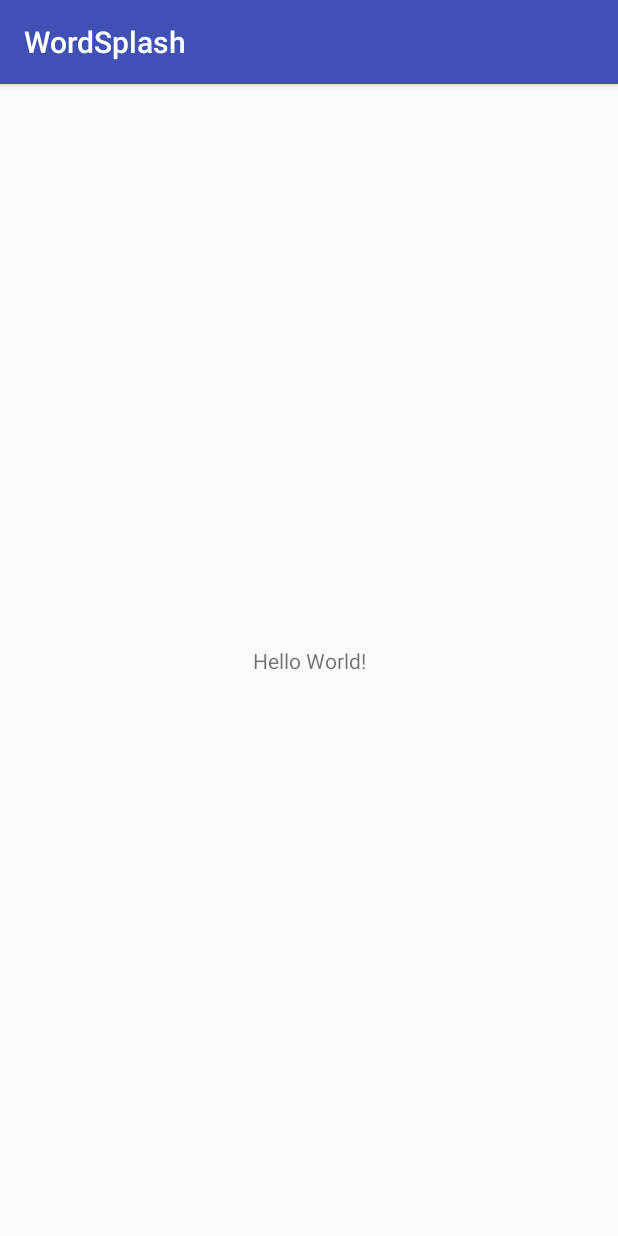
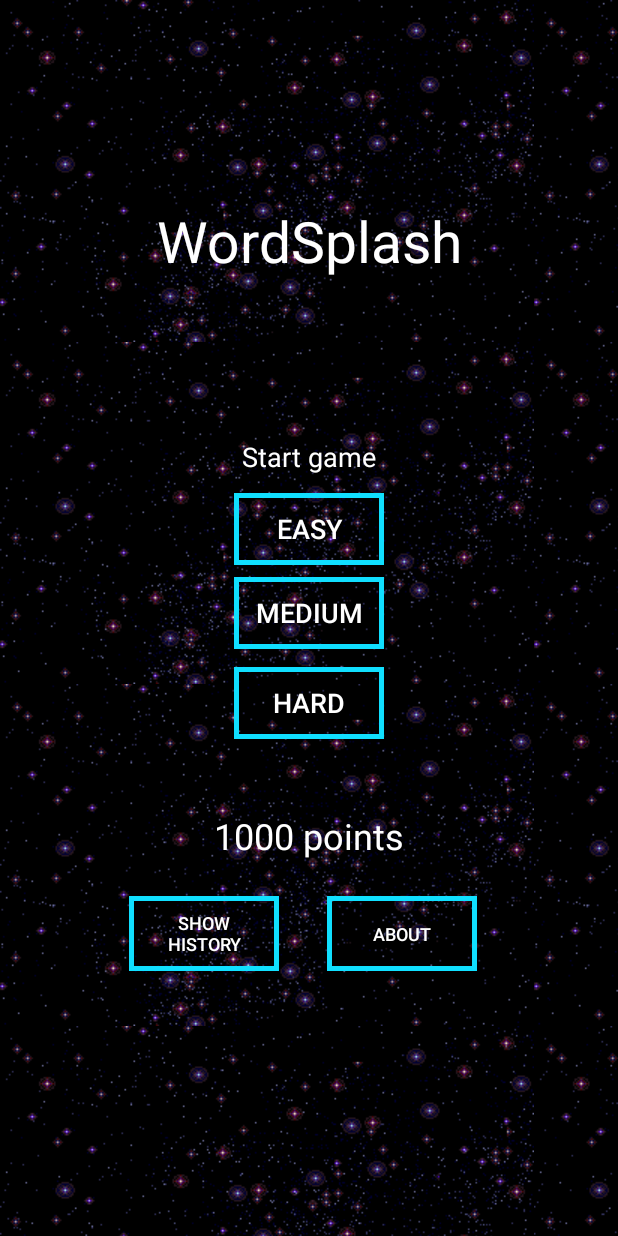
Before and after one commit to divizdev/WordSplash, an Android app: the screen it shows after launch (MainActivity), on a phone screen of 412 x 824 dp. Run offline under Robolectric (Android 15) with nearby library versions, the phone set to English and light mode, and no system bars.

Commit message:
Added menu

```diff
--- a/app/build.gradle
+++ b/app/build.gradle
@@ -25,4 +25,5 @@ dependencies {
     testImplementation 'junit:junit:4.12'
     androidTestImplementation 'com.android.support.test:runner:1.0.2'
     androidTestImplementation 'com.android.support.test.espresso:espresso-core:3.0.2'
+    implementation 'com.android.support:design:27.1.1'
 }
--- a/app/src/main/java/com/worksplash/akscorp/wordsplash/MainActivity.java
+++ b/app/src/main/java/com/worksplash/akscorp/wordsplash/MainActivity.java
@@ -8,6 +8,6 @@ public class MainActivity extends AppCompatActivity {
     @Override
     protected void onCreate(Bundle savedInstanceState) {
         super.onCreate(savedInstanceState);
-        setContentView(R.layout.activity_main);
+        setContentView(R.layout.menu);
     }
 }
--- /dev/null
+++ b/app/src/main/res/drawable/btn_border.xml
@@ -0,0 +1,15 @@
+<?xml version="1.0" encoding="utf-8"?>
+
+<selector xmlns:android="http://schemas.android.com/apk/res/android">
+    <item android:state_pressed="true">
+        <shape android:shape="rectangle">
+            <solid android:color="@color/prim" />
+        </shape>
+    </item>
+    <item>
+        <shape android:shape="rectangle">
+            <solid android:color="@android:color/transparent" />
+            <stroke android:width="5px" android:color="@color/prim" />
+        </shape>
+    </item>
+</selector>
--- /dev/null
+++ b/app/src/main/res/drawable/space.xml
@@ -0,0 +1,4 @@
+<?xml version="1.0" encoding="utf-8"?>
+<bitmap xmlns:android="http://schemas.android.com/apk/res/android"
+    android:src="@drawable/space_gif"
+    android:tileMode="repeat" />
--- a/app/src/main/res/layout/activity_main.xml
+++ /dev/null
@@ -1,18 +0,0 @@
-<?xml version="1.0" encoding="utf-8"?>
-<android.support.constraint.ConstraintLayout xmlns:android="http://schemas.android.com/apk/res/android"
-    xmlns:app="http://schemas.android.com/apk/res-auto"
-    xmlns:tools="http://schemas.android.com/tools"
-    android:layout_width="match_parent"
-    android:layout_height="match_parent"
-    tools:context=".MainActivity">
-
-    <TextView
-        android:layout_width="wrap_content"
-        android:layout_height="wrap_content"
-        android:text="Hello World!"
-        app:layout_constraintBottom_toBottomOf="parent"
-        app:layout_constraintLeft_toLeftOf="parent"
-        app:layout_constraintRight_toRightOf="parent"
-        app:layout_constraintTop_toTopOf="parent" />
-
-</android.support.constraint.ConstraintLayout>
--- /dev/null
+++ b/app/src/main/res/layout/menu.xml
@@ -0,0 +1,143 @@
+<?xml version="1.0" encoding="utf-8"?>
+<android.support.constraint.ConstraintLayout xmlns:android="http://schemas.android.com/apk/res/android"
+    xmlns:app="http://schemas.android.com/apk/res-auto"
+    xmlns:tools="http://schemas.android.com/tools"
+    android:layout_width="match_parent"
+    android:layout_height="match_parent"
+    android:background="@drawable/space">
+
+    <TextView
+        android:id="@+id/textView"
+        android:layout_width="wrap_content"
+        android:layout_height="wrap_content"
+        android:layout_marginBottom="8dp"
+        android:layout_marginEnd="8dp"
+        android:layout_marginStart="8dp"
+        android:text="WordSplash"
+        android:textColor="@color/white"
+        android:textSize="38sp"
+        app:layout_constraintBottom_toTopOf="@+id/constraintLayout2"
+        app:layout_constraintEnd_toEndOf="parent"
+        app:layout_constraintStart_toStartOf="parent"
+        app:layout_constraintTop_toTopOf="parent" />
+
+    <android.support.constraint.ConstraintLayout
+        android:id="@+id/constraintLayout2"
+        android:layout_width="wrap_content"
+        android:layout_height="wrap_content"
+        android:layout_marginBottom="8dp"
+        android:layout_marginEnd="8dp"
+        android:layout_marginStart="8dp"
+        android:layout_marginTop="8dp"
+        app:layout_constraintBottom_toBottomOf="parent"
+        app:layout_constraintEnd_toEndOf="parent"
+        app:layout_constraintStart_toStartOf="parent"
+        app:layout_constraintTop_toTopOf="parent"
+        app:layout_constraintVertical_bias="0.498">
+
+        <Button
+            android:id="@+id/medium_btn"
+            android:layout_width="100dp"
+            android:layout_height="wrap_content"
+            android:layout_marginTop="8dp"
+            android:background="@drawable/btn_border"
+            android:padding="10dp"
+            android:text="Medium"
+            android:textColor="@color/white"
+            android:textSize="18sp"
+            app:layout_constraintTop_toBottomOf="@+id/easy_btn"
+            tools:layout_editor_absoluteX="0dp" />
+
+        <Button
+            android:id="@+id/hard_btn"
+            android:layout_width="100dp"
+            android:layout_height="wrap_content"
+            android:layout_marginTop="12dp"
+            android:background="@drawable/btn_border"
+            android:padding="10dp"
+            android:text="Hard"
+            android:textColor="@color/white"
+            android:textSize="18sp"
+            app:layout_constraintTop_toBottomOf="@+id/medium_btn" />
+
+        <Button
+            android:id="@+id/easy_btn"
+            android:layout_width="100dp"
+            android:layout_height="wrap_content"
+            android:background="@drawable/btn_border"
+            android:padding="10dp"
+            android:text="Easy"
+            android:textColor="@color/white"
+            android:textSize="18sp" />
+    </android.support.constraint.ConstraintLayout>
+
+    <TextView
+        android:id="@+id/points_tv"
+        android:layout_width="wrap_content"
+        android:layout_height="wrap_content"
+        android:layout_marginEnd="8dp"
+        android:layout_marginStart="8dp"
+        android:layout_marginTop="48dp"
+        android:text="1000 points"
+        android:textColor="@color/white"
+        android:textSize="24sp"
+        app:layout_constraintEnd_toEndOf="parent"
+        app:layout_constraintStart_toStartOf="parent"
+        app:layout_constraintTop_toBottomOf="@+id/constraintLayout2" />
+
+    <android.support.constraint.ConstraintLayout
+        android:layout_width="wrap_content"
+        android:layout_height="wrap_content"
+        android:layout_marginEnd="8dp"
+        android:layout_marginStart="8dp"
+        android:layout_marginTop="24dp"
+        app:layout_constraintEnd_toEndOf="parent"
+        app:layout_constraintStart_toStartOf="parent"
+        app:layout_constraintTop_toBottomOf="@+id/points_tv">
+
+        <Button
+            android:id="@+id/history_btn"
+            android:layout_width="100dp"
+            android:layout_height="50dp"
+            android:layout_marginEnd="32dp"
+            android:background="@drawable/btn_border"
+            android:padding="8dp"
+            android:text="Show history"
+            android:textColor="@color/white"
+            android:textSize="12sp"
+            app:layout_constraintBottom_toBottomOf="parent"
+            app:layout_constraintEnd_toStartOf="@+id/button6"
+            app:layout_constraintStart_toStartOf="parent" />
+
+        <Button
+            android:id="@+id/button6"
+            android:layout_width="100dp"
+            android:layout_height="50dp"
+            android:layout_marginEnd="8dp"
+            android:layout_marginStart="8dp"
+            android:background="@drawable/btn_border"
+            android:padding="8dp"
+            android:text="About"
+            android:textColor="@color/white"
+            android:textSize="12sp"
+            app:layout_constraintBottom_toBottomOf="parent"
+            app:layout_constraintEnd_toEndOf="parent"
+            app:layout_constraintHorizontal_bias="1.0"
+            app:layout_constraintStart_toStartOf="parent" />
+    </android.support.constraint.ConstraintLayout>
+
+    <TextView
+        android:id="@+id/textView3"
+        android:layout_width="wrap_content"
+        android:layout_height="wrap_content"
+        android:layout_marginBottom="12dp"
+        android:layout_marginEnd="8dp"
+        android:layout_marginStart="8dp"
+        android:text="Start game"
+        android:textColor="@color/white"
+        android:textSize="18sp"
+        app:layout_constraintBottom_toTopOf="@+id/constraintLayout2"
+        app:layout_constraintEnd_toEndOf="parent"
+        app:layout_constraintStart_toStartOf="parent" />
+
+</android.support.constraint.ConstraintLayout>
--- a/app/src/main/res/values/colors.xml
+++ b/app/src/main/res/values/colors.xml
@@ -3,4 +3,9 @@
     <color name="colorPrimary">#3F51B5</color>
     <color name="colorPrimaryDark">#303F9F</color>
     <color name="colorAccent">#FF4081</color>
+
+    <color name="black">#3F51B5</color>
+    <color name="white">#ffffff</color>
+    <color name="prim">#10dfff</color>
+
 </resources>
--- a/app/src/main/res/values/styles.xml
+++ b/app/src/main/res/values/styles.xml
@@ -1,7 +1,7 @@
 <resources>
 
     <!-- Base application theme. -->
-    <style name="AppTheme" parent="Theme.AppCompat.Light.DarkActionBar">
+    <style name="AppTheme" parent="Theme.AppCompat.Light.NoActionBar">
         <!-- Customize your theme here. -->
         <item name="colorPrimary">@color/colorPrimary</item>
         <item name="colorPrimaryDark">@color/colorPrimaryDark</item>
```
Also changed, not shown: app/src/main/res/drawable/space_gif.gif (added).
